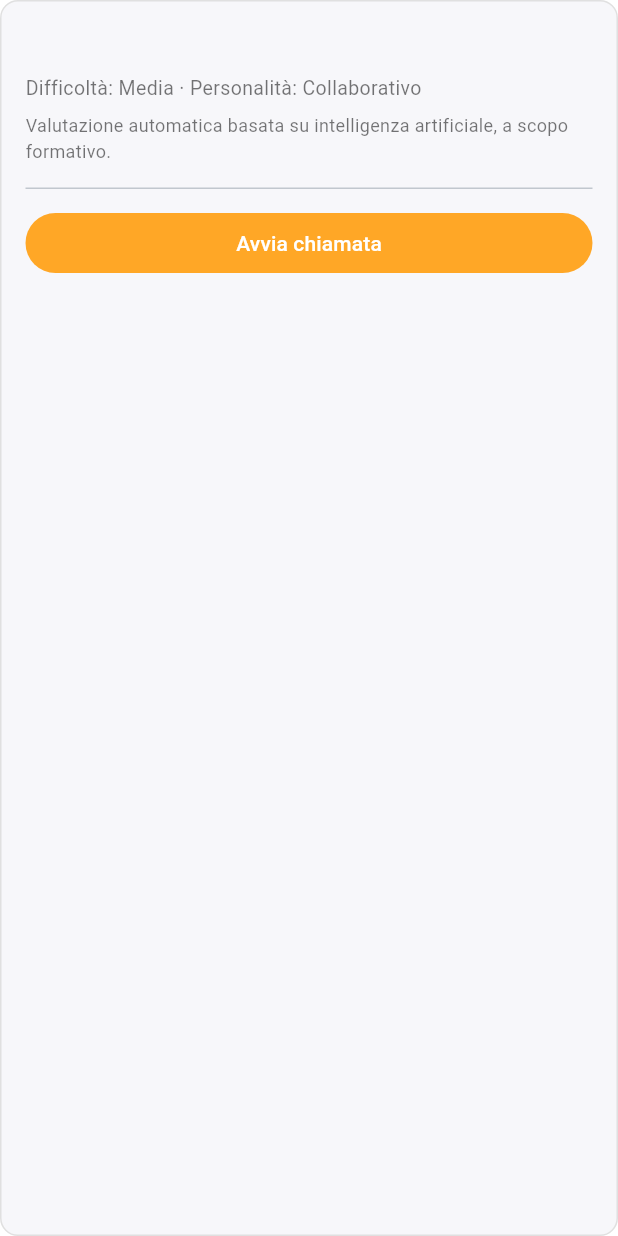
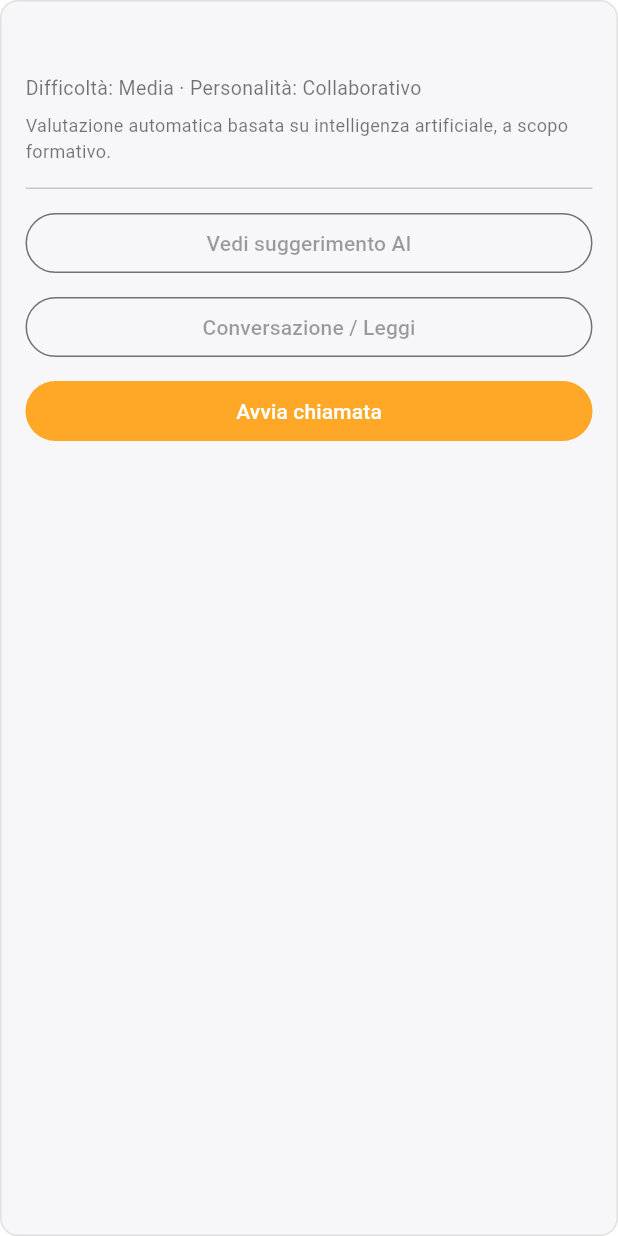
Before and after one commit to Marcellodinapoli/credit-calc-store, a Flutter app: the _RoleplaySimulationCard widget shown alone on an empty page, opened directly with empty values, on a phone screen of 412 x 824 dp. Run offline on Flutter 3.47's test engine with Material 3 defaults, Android fonts, the phone set to English and light mode, and no system bars; our stand-ins replace audioplayers, cloud_firestore, cloud_functions, connectivity_plus, device_info_plus, file_picker and 22 more; missing offline and left inert: dart:html, dart:js, dart:js_util, encrypt, flutter_soloud, google_mlkit_text_recognition and 1 more; accounts and stored records are empty.

Commit message:
Messaggio aggiornamento

```diff
--- a/lib/pages/creditform/roleplay_page.dart
+++ b/lib/pages/creditform/roleplay_page.dart
@@ -421,11 +421,13 @@ class _RoleplaySimulationCard extends StatelessWidget {
   final String difficulty;
   final String personality;
   final bool isNew;
+  final bool completed;
   final bool simulationActive;
   final RoleplaySimulationDetail? detail;
   final VoidCallback onOpenSimulation;
   final VoidCallback onStopSimulation;
-  final VoidCallback onOpenResults;
+  final VoidCallback onShowHint;
+  final VoidCallback onReplay;
 
   const _RoleplaySimulationCard({
     required this.title,
@@ -433,44 +435,19 @@ class _RoleplaySimulationCard extends StatelessWidget {
     required this.difficulty,
     required this.personality,
     required this.isNew,
+    required this.completed,
     required this.simulationActive,
     required this.detail,
     required this.onOpenSimulation,
     required this.onStopSimulation,
-    required this.onOpenResults,
+    required this.onShowHint,
+    required this.onReplay,
   });
-
-  String? get _resultsSummary {
-    final d = detail;
-    if (d == null || (!d.hasConversation && !d.hasSuggestion)) return null;
-    final at = d.conversationAt ?? d.evaluatedAt;
-    final datePart =
-        at == null ? null : RoleplaySimulationDetail.formatDateTime(at);
-    final score = _scoreFromSuggestion(d.suggestion);
-    final parts = <String>[
-      if (datePart != null) datePart,
-      if (score != null) score,
-      if (score == null && d.hasSuggestion) 'Valutazione',
-      if (score == null && !d.hasSuggestion && d.hasConversation)
-        'Conversazione',
-    ];
-    if (parts.isEmpty) return 'Risultati disponibili';
-    return 'Ultima sessione · ${parts.join(' · ')}';
-  }
-
-  static String? _scoreFromSuggestion(String? suggestion) {
-    final text = (suggestion ?? '').trim();
-    if (text.isEmpty) return null;
-    final match = RegExp(r'(\d+)\s*/\s*100').firstMatch(text);
-    if (match == null) return null;
-    return '${match.group(1)}/100';
-  }
 
   @override
   Widget build(BuildContext context) {
-    final summary = _resultsSummary;
-    final canOpenResults = detail != null &&
-        (detail!.hasConversation || detail!.hasSuggestion);
+    final canOpenSuggestion = detail?.hasConversation == true;
+    final canReplay = detail?.hasConversation == true;
 
     return Container(
       decoration: BoxDecoration(
@@ -560,53 +537,124 @@ class _RoleplaySimulationCard extends StatelessWidget {
             'a scopo formativo.',
             style: TextStyle(fontSize: 12, color: Colors.black54),
           ),
-          if (summary != null) ...[
+          if (detail != null &&
+              (detail!.hasConversation || detail!.hasSuggestion)) ...[
             const SizedBox(height: 12),
-            InkWell(
-              onTap: canOpenResults ? onOpenResults : null,
-              borderRadius: BorderRadius.circular(8),
-              child: Padding(
-                padding: const EdgeInsets.symmetric(vertical: 4),
-                child: Row(
-                  children: [
-                    Expanded(
-                      child: Text(
-                        summary,
+            if (detail!.hasConversation)
+              _expandablePreviewCard(
+                context: context,
+                title: detail!.conversationAt == null
+                    ? 'Ultima conversazione'
+                    : 'Ultima conversazione · ${RoleplaySimulationDetail.formatDateTime(detail!.conversationAt!)}',
+                preview: detail!.formatHistoryPreview(),
+                fullText: detail!.history
+                    .map((m) {
+                      final who =
+                          m['role'] == 'user' ? 'Consulente' : 'Debitore';
+                      return '$who: ${m['content'] ?? ''}';
+                    })
+                    .join('\n\n'),
+              ),
+            if (detail!.hasSuggestion) ...[
+              if (detail!.hasConversation) const SizedBox(height: 8),
+              _expandablePreviewCard(
+                context: context,
+                title: detail!.evaluatedAt == null
+                    ? 'Ultima valutazione AI'
+                    : 'Ultima valutazione AI · ${RoleplaySimulationDetail.formatDateTime(detail!.evaluatedAt!)}',
+                preview: detail!.formatSuggestionPreview(),
+                fullText: detail!.suggestion ?? '',
+              ),
+            ],
+          ],
+          const SizedBox(height: 16),
+          const Divider(height: 1),
+          const SizedBox(height: 12),
+          _actionButton(
+            label: 'Vedi suggerimento AI',
+            enabled: canOpenSuggestion,
+            onPressed: onShowHint,
+          ),
+          const SizedBox(height: 8),
+          _actionButton(
+            label: 'Conversazione / Leggi',
+            enabled: canReplay,
+            onPressed: onReplay,
+          ),
+          const SizedBox(height: 8),
+          _actionButton(
+            label: simulationActive ? 'Termina chiamata' : 'Avvia chiamata',
+            enabled: true,
+            filled: true,
+            onPressed: simulationActive ? onStopSimulation : onOpenSimulation,
+          ),
+        ],
+      ),
+    );
+  }
+
+  Widget _expandablePreviewCard({
+    required BuildContext context,
+    required String title,
+    required String preview,
+    required String fullText,
+  }) {
+    final needsExpand = fullText.trim().length > preview.trim().length;
+    return Container(
+      width: double.infinity,
+      decoration: BoxDecoration(
+        color: Colors.grey.shade50,
+        borderRadius: BorderRadius.circular(10),
+        border: Border.all(color: Colors.grey.shade300),
+      ),
+      child: Theme(
+        data: Theme.of(context).copyWith(dividerColor: Colors.transparent),
+        child: ExpansionTile(
+          tilePadding: const EdgeInsets.symmetric(horizontal: 12),
+          childrenPadding: const EdgeInsets.fromLTRB(12, 0, 12, 12),
+          title: Text(
+            title,
             style: const TextStyle(
               fontSize: 13,
-                          color: Colors.black87,
+              fontWeight: FontWeight.w700,
+            ),
+          ),
+          subtitle: Padding(
+            padding: const EdgeInsets.only(top: 4),
+            child: Text(
+              preview,
+              maxLines: 2,
+              overflow: TextOverflow.ellipsis,
+              style: TextStyle(
+                fontSize: 12,
                 height: 1.35,
+                color: Colors.grey.shade800,
               ),
             ),
           ),
-                    Icon(
-                      Icons.chevron_right,
-                      size: 20,
-                      color: Colors.grey.shade600,
+          trailing: needsExpand ? null : const SizedBox.shrink(),
+          children: [
+            Align(
+              alignment: Alignment.centerLeft,
+              child: Text(
+                fullText,
+                style: const TextStyle(fontSize: 13, height: 1.45),
+              ),
             ),
           ],
         ),
       ),
-            ),
-          ],
-          const SizedBox(height: 16),
-          const Divider(height: 1),
-          const SizedBox(height: 12),
-          if (canOpenResults) ...[
-            SizedBox(
-              width: double.infinity,
-              child: OutlinedButton(
-                style: OutlinedButton.styleFrom(
-                  foregroundColor: Colors.black87,
-                  side: const BorderSide(color: Colors.black54),
-                ),
-                onPressed: onOpenResults,
-                child: const Text('Vedi risultati'),
-              ),
-            ),
-            const SizedBox(height: 8),
-          ],
-          SizedBox(
+    );
+  }
+
+  Widget _actionButton({
+    required String label,
+    required bool enabled,
+    required VoidCallback? onPressed,
+    bool filled = false,
+  }) {
+    if (filled) {
+      return SizedBox(
         width: double.infinity,
         child: FilledButton(
           style: FilledButton.styleFrom(
@@ -614,14 +662,27 @@ class _RoleplaySimulationCard extends StatelessWidget {
             foregroundColor: Colors.white,
             disabledBackgroundColor: Colors.grey.shade300,
           ),
-              onPressed:
-                  simulationActive ? onStopSimulation : onOpenSimulation,
+          onPressed: enabled ? onPressed : null,
+          child: Text(label),
+        ),
+      );
+    }
+
+    return SizedBox(
+      width: double.infinity,
+      child: OutlinedButton(
+        style: OutlinedButton.styleFrom(
+          foregroundColor: Colors.black87,
+          side: const BorderSide(color: Colors.black54),
+          disabledForegroundColor: Colors.black38,
+        ),
+        onPressed: enabled ? onPressed : null,
         child: Text(
-                simulationActive ? 'Termina chiamata' : 'Avvia chiamata',
+          label,
+          style: TextStyle(
+            color: enabled ? Colors.black87 : Colors.black38,
           ),
         ),
-          ),
-        ],
       ),
     );
   }
```
Lines whose indentation alone changed are shown as unchanged.
